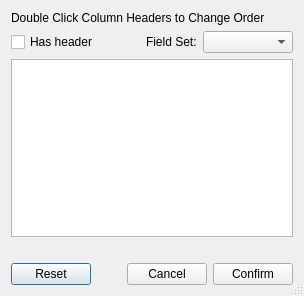
Before: the Qt Designer form dgp/gui/ui/edit_import_view.ui in DynamicGravitySystems/DGP, drawn with Qt 5.
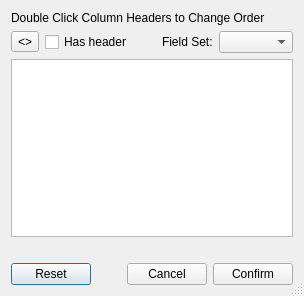
After: the same form once the commit is applied.

Commit message: ENH: Further enhancements to import dialog.

Diff of the .ui file:
```diff
--- a/dgp/gui/ui/edit_import_view.ui
+++ b/dgp/gui/ui/edit_import_view.ui
@@ -35,6 +35,16 @@
    </item>
    <item>
     <layout class="QHBoxLayout" name="hbox_tools">
+     <item>
+      <widget class="QToolButton" name="btn_autosize">
+       <property name="toolTip">
+        <string>Autosize Column Widths</string>
+       </property>
+       <property name="text">
+        <string>&lt;&gt;</string>
+       </property>
+      </widget>
+     </item>
      <item>
       <widget class="QCheckBox" name="chb_has_header">
        <property name="toolTip">
```
Left out of the diff: 23 changed lines with no effect on the pictures. The commit also changes 6 other files.
